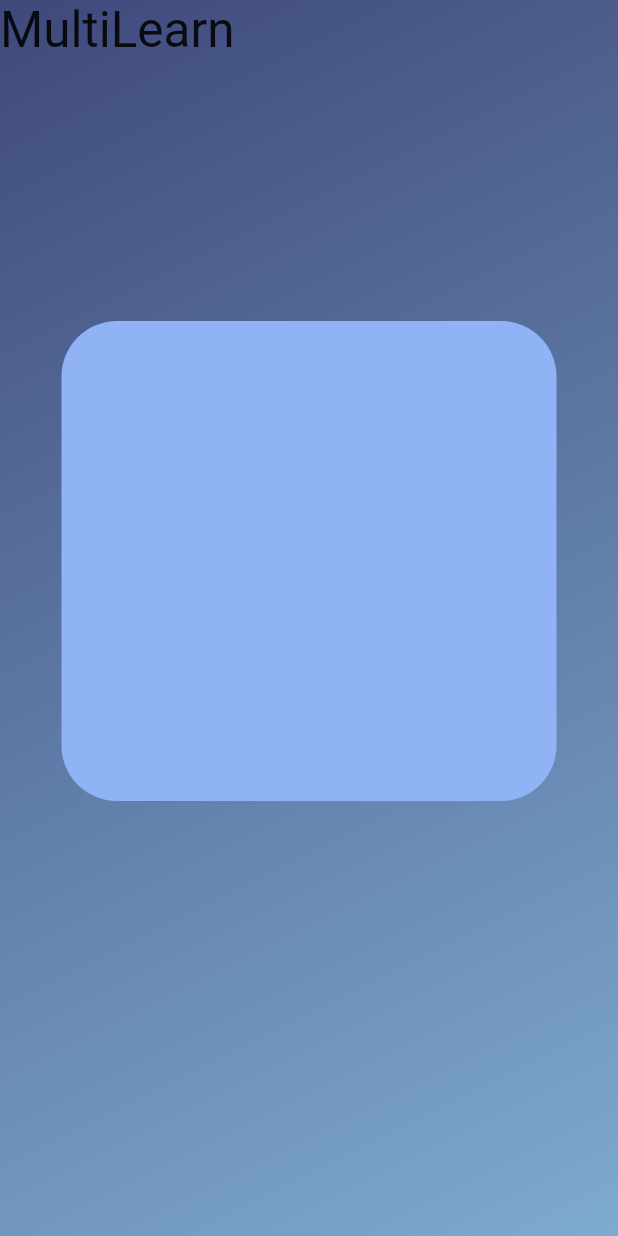
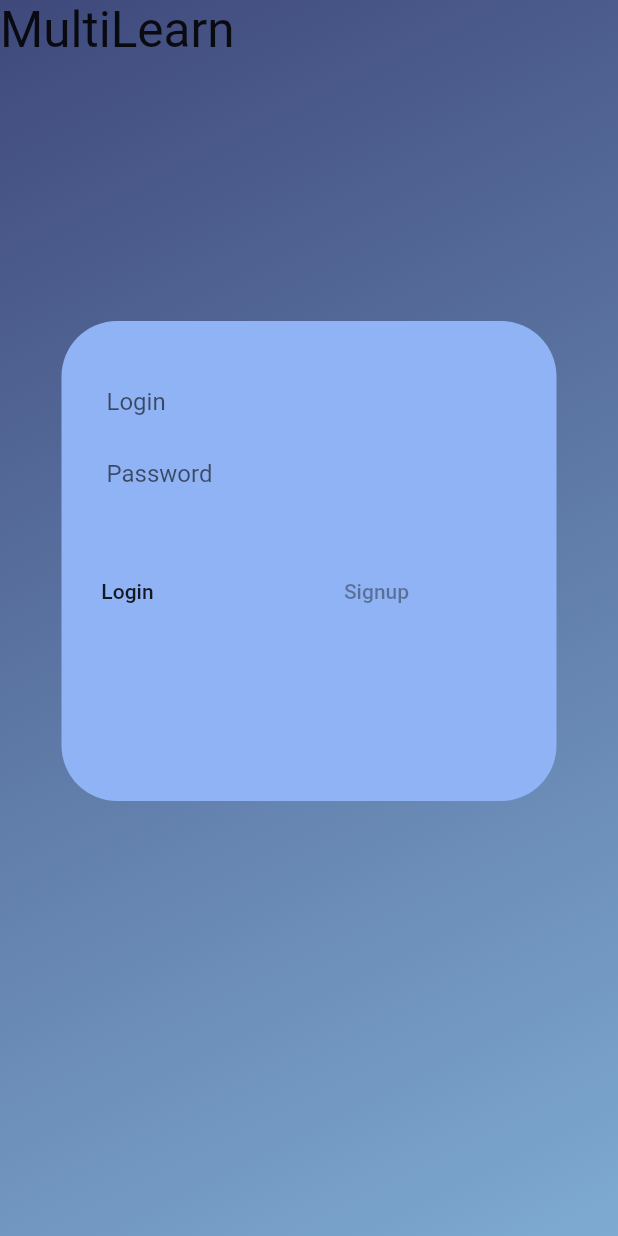
Before and after one commit to kyych/multi_learn, a Flutter app: the screen it shows after launch, on a phone screen of 412 x 824 dp. Run offline on Flutter 3.47's test engine with Material 2 defaults, Android fonts, the phone set to English and light mode, and no system bars; our stand-ins replace firebase_auth, hexcolor; missing offline and left inert: dart:ffi; accounts and stored records are empty.

Commit message:
Input fields and buttons in LoginBox added.

```diff
--- /dev/null
+++ b/lib/widgets/loginbox.dart
@@ -0,0 +1,74 @@
+import 'package:flutter/cupertino.dart';
+import 'package:flutter/material.dart';
+import 'package:hexcolor/hexcolor.dart';
+
+import 'dart:developer' as developer;
+
+class LoginBox extends StatefulWidget {
+  _LoginBoxState createState() => _LoginBoxState();
+}
+
+class _LoginBoxState extends State<LoginBox> {
+  final loginTextController = TextEditingController();
+  final passwordTextController = TextEditingController();
+
+  @override
+  void dispose() {
+    // Clean up the controller when the widget is disposed.
+    loginTextController.dispose();
+    passwordTextController.dispose();
+    super.dispose();
+  }
+
+  @override
+  Widget build(BuildContext context) {
+    return Container(
+      decoration: BoxDecoration(
+        color: HexColor('#8FB3f5'),
+        borderRadius: BorderRadius.all(Radius.circular(37)),
+      ),
+      child: Column(
+        children: <Widget>[
+          Padding(
+            padding: EdgeInsets.all(30),
+            child: Column(
+              children: <TextField>[
+                TextField(
+                  controller: loginTextController,
+                  decoration: InputDecoration(
+                      border: InputBorder.none, hintText: 'Login'),
+                ),
+                TextField(
+                  controller: passwordTextController,
+                  obscureText: true,
+                  decoration: InputDecoration(
+                      border: InputBorder.none, hintText: 'Password'),
+                )
+              ],
+            ),
+          ),
+          Row(
+            children: <Widget>[
+              FlatButton(
+                onPressed: loginClicked,
+                child: Text('Login'),
+              ),
+              SizedBox(
+                width: 78,
+              ),
+              FlatButton(
+                child: Text('Signup'),
+              ),
+            ],
+          ),
+        ],
+      ),
+      height: 320,
+      width: 330,
+    );
+  }
+
+  void loginClicked() {
+    developer.log(loginTextController.text);
+  }
+}
```
Also changed, not shown: lib/screens/loginscreen.dart (+37 -8 lines).
